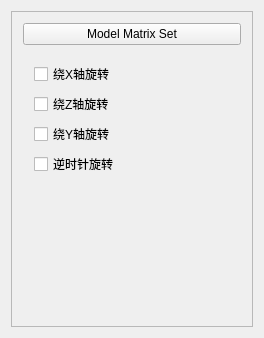
Old version of the form UI/MyControlWidget.ui in the repository linyun0/LearnOpenGL.
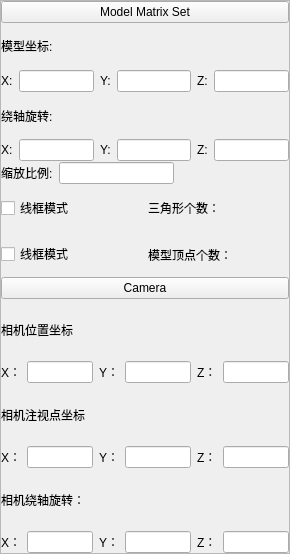
New version of the form.

```diff
--- a/UI/MyControlWidget.ui
+++ b/UI/MyControlWidget.ui
@@ -6,16 +6,46 @@
    <rect>
     <x>0</x>
     <y>0</y>
-    <width>264</width>
-    <height>338</height>
+    <width>290</width>
+    <height>554</height>
    </rect>
   </property>
+  <property name="sizePolicy">
+   <sizepolicy hsizetype="Preferred" vsizetype="Preferred">
+    <horstretch>0</horstretch>
+    <verstretch>0</verstretch>
+   </sizepolicy>
+  </property>
   <property name="windowTitle">
    <string>MyControlWidget</string>
   </property>
-  <layout class="QVBoxLayout" name="verticalLayout">
+  <layout class="QVBoxLayout" name="verticalLayout_2">
+   <property name="spacing">
+    <number>0</number>
+   </property>
+   <property name="sizeConstraint">
+    <enum>QLayout::SetDefaultConstraint</enum>
+   </property>
+   <property name="leftMargin">
+    <number>0</number>
+   </property>
+   <property name="topMargin">
+    <number>0</number>
+   </property>
+   <property name="rightMargin">
+    <number>0</number>
+   </property>
+   <property name="bottomMargin">
+    <number>0</number>
+   </property>
    <item>
     <widget class="QScrollArea" name="scrollArea">
+     <property name="sizePolicy">
+      <sizepolicy hsizetype="Preferred" vsizetype="Expanding">
+       <horstretch>0</horstretch>
+       <verstretch>0</verstretch>
+      </sizepolicy>
+     </property>
      <property name="widgetResizable">
       <bool>true</bool>
      </property>
@@ -24,11 +54,26 @@
        <rect>
         <x>0</x>
         <y>0</y>
-        <width>244</width>
-        <height>318</height>
+        <width>288</width>
+        <height>552</height>
        </rect>
       </property>
       <layout class="QVBoxLayout" name="verticalLayout_3">
+       <property name="spacing">
+        <number>0</number>
+       </property>
+       <property name="leftMargin">
+        <number>0</number>
+       </property>
+       <property name="topMargin">
+        <number>0</number>
+       </property>
+       <property name="rightMargin">
+        <number>0</number>
+       </property>
+       <property name="bottomMargin">
+        <number>0</number>
+       </property>
        <item>
         <widget class="QPushButton" name="ModelMatrixSetPushButton">
          <property name="text">
@@ -38,47 +83,406 @@
        </item>
        <item>
         <widget class="QWidget" name="ModelWidget" native="true">
-         <layout class="QVBoxLayout" name="verticalLayout_2">
+         <layout class="QVBoxLayout" name="verticalLayout">
+          <property name="spacing">
+           <number>1</number>
+          </property>
+          <property name="sizeConstraint">
+           <enum>QLayout::SetDefaultConstraint</enum>
+          </property>
+          <property name="leftMargin">
+           <number>0</number>
+          </property>
+          <property name="topMargin">
+           <number>0</number>
+          </property>
+          <property name="rightMargin">
+           <number>0</number>
+          </property>
+          <property name="bottomMargin">
+           <number>0</number>
+          </property>
           <item>
-           <widget class="QCheckBox" name="ModelRotateXCheckBox">
-            <property name="text">
-             <string>绕X轴旋转</string>
+           <layout class="QHBoxLayout" name="horizontalLayout">
+            <property name="sizeConstraint">
+             <enum>QLayout::SetDefaultConstraint</enum>
             </property>
-           </widget>
+            <item>
+             <widget class="QLabel" name="testLabel_2">
+              <property name="text">
+               <string>模型坐标:</string>
+              </property>
+             </widget>
+            </item>
+            <item>
+             <spacer name="horizontalSpacer">
+              <property name="orientation">
+               <enum>Qt::Horizontal</enum>
+              </property>
+              <property name="sizeHint" stdset="0">
+               <size>
+                <width>58</width>
+                <height>20</height>
+               </size>
+              </property>
+             </spacer>
+            </item>
+           </layout>
           </item>
           <item>
-           <widget class="QCheckBox" name="ModelRotateZCheckBox">
-            <property name="text">
-             <string>绕Z轴旋转</string>
+           <layout class="QHBoxLayout" name="horizontalLayout_2">
+            <property name="sizeConstraint">
+             <enum>QLayout::SetDefaultConstraint</enum>
             </property>
-           </widget>
+            <item>
+             <widget class="QLabel" name="testLabel_3">
+              <property name="text">
+               <string>X:</string>
+              </property>
+             </widget>
+            </item>
+            <item>
+             <widget class="QLineEdit" name="ModelIndexX"/>
+            </item>
+            <item>
+             <widget class="QLabel" name="testLabel_4">
+              <property name="text">
+               <string>Y:</string>
+              </property>
+             </widget>
+            </item>
+            <item>
+             <widget class="QLineEdit" name="ModelIndexY"/>
+            </item>
+            <item>
+             <widget class="QLabel" name="testLabel_5">
+              <property name="text">
+               <string>Z:</string>
+              </property>
+             </widget>
+            </item>
+            <item>
+             <widget class="QLineEdit" name="ModelIndexZ"/>
+            </item>
+           </layout>
           </item>
           <item>
-           <widget class="QCheckBox" name="ModelRotateYCheckBox">
-            <property name="text">
-             <string>绕Y轴旋转</string>
+           <layout class="QHBoxLayout" name="horizontalLayout_3">
+            <property name="sizeConstraint">
+             <enum>QLayout::SetDefaultConstraint</enum>
             </property>
-           </widget>
+            <item>
+             <widget class="QLabel" name="testLabel_6">
+              <property name="text">
+               <string>绕轴旋转:</string>
+              </property>
+             </widget>
+            </item>
+            <item>
+             <spacer name="horizontalSpacer_2">
+              <property name="orientation">
+               <enum>Qt::Horizontal</enum>
+              </property>
+              <property name="sizeHint" stdset="0">
+               <size>
+                <width>58</width>
+                <height>20</height>
+               </size>
+              </property>
+             </spacer>
+            </item>
+           </layout>
           </item>
           <item>
-           <widget class="QCheckBox" name="checkBox_4">
-            <property name="text">
-             <string>逆时针旋转</string>
+           <layout class="QHBoxLayout" name="horizontalLayout_4">
+            <property name="sizeConstraint">
+             <enum>QLayout::SetDefaultConstraint</enum>
             </property>
-           </widget>
+            <item>
+             <widget class="QLabel" name="testLabel_8">
+              <property name="text">
+               <string>X:</string>
+              </property>
+             </widget>
+            </item>
+            <item>
+             <widget class="QLineEdit" name="ModelRoateX"/>
+            </item>
+            <item>
+             <widget class="QLabel" name="testLabel_7">
+              <property name="text">
+               <string>Y:</string>
+              </property>
+             </widget>
+            </item>
+            <item>
+             <widget class="QLineEdit" name="ModelRoateY"/>
+            </item>
+            <item>
+             <widget class="QLabel" name="testLabel_9">
+              <property name="text">
+               <string>Z:</string>
+              </property>
+             </widget>
+            </item>
+            <item>
+             <widget class="QLineEdit" name="ModelRoateZ"/>
+            </item>
+           </layout>
           </item>
           <item>
-           <spacer name="verticalSpacer">
-            <property name="orientation">
-             <enum>Qt::Vertical</enum>
+           <layout class="QHBoxLayout" name="horizontalLayout_5">
+            <property name="sizeConstraint">
+             <enum>QLayout::SetDefaultConstraint</enum>
             </property>
-            <property name="sizeHint" stdset="0">
-             <size>
-              <width>20</width>
-              <height>40</height>
-             </size>
+            <item>
+             <widget class="QLabel" name="testLabel_10">
+              <property name="text">
+               <string>缩放比例:</string>
+              </property>
+             </widget>
+            </item>
+            <item>
+             <widget class="QLineEdit" name="ModelScale"/>
+            </item>
+            <item>
+             <spacer name="horizontalSpacer_3">
+              <property name="orientation">
+               <enum>Qt::Horizontal</enum>
+              </property>
+              <property name="sizeHint" stdset="0">
+               <size>
+                <width>36</width>
+                <height>20</height>
+               </size>
+              </property>
+             </spacer>
+            </item>
+           </layout>
+          </item>
+          <item>
+           <layout class="QHBoxLayout" name="horizontalLayout_6">
+            <property name="sizeConstraint">
+             <enum>QLayout::SetDefaultConstraint</enum>
             </property>
-           </spacer>
+            <item>
+             <widget class="QCheckBox" name="ModelLineModelCheckBox">
+              <property name="text">
+               <string>线框模式</string>
+              </property>
+             </widget>
+            </item>
+            <item>
+             <widget class="QLabel" name="ModelLineModelLabel">
+              <property name="text">
+               <string>三角形个数：</string>
+              </property>
+             </widget>
+            </item>
+           </layout>
+          </item>
+          <item>
+           <layout class="QHBoxLayout" name="horizontalLayout_7">
+            <item>
+             <widget class="QCheckBox" name="ModelPointModelCheckBox">
+              <property name="text">
+               <string>线框模式</string>
+              </property>
+             </widget>
+            </item>
+            <item>
+             <widget class="QLabel" name="ModelModPointelLabel">
+              <property name="text">
+               <string>模型顶点个数：</string>
+              </property>
+             </widget>
+            </item>
+           </layout>
+          </item>
+         </layout>
+        </widget>
+       </item>
+       <item>
+        <widget class="QPushButton" name="CameraPushButton">
+         <property name="text">
+          <string>Camera</string>
+         </property>
+        </widget>
+       </item>
+       <item>
+        <widget class="QWidget" name="CameraWidget" native="true">
+         <layout class="QVBoxLayout" name="verticalLayout_6">
+          <property name="spacing">
+           <number>1</number>
+          </property>
+          <property name="leftMargin">
+           <number>0</number>
+          </property>
+          <property name="topMargin">
+           <number>0</number>
+          </property>
+          <property name="rightMargin">
+           <number>0</number>
+          </property>
+          <property name="bottomMargin">
+           <number>0</number>
+          </property>
+          <item>
+           <layout class="QHBoxLayout" name="horizontalLayout_15">
+            <item>
+             <widget class="QLabel" name="label_2">
+              <property name="text">
+               <string>相机位置坐标</string>
+              </property>
+             </widget>
+            </item>
+            <item>
+             <spacer name="horizontalSpacer_4">
+              <property name="orientation">
+               <enum>Qt::Horizontal</enum>
+              </property>
+              <property name="sizeHint" stdset="0">
+               <size>
+                <width>118</width>
+                <height>20</height>
+               </size>
+              </property>
+             </spacer>
+            </item>
+           </layout>
+          </item>
+          <item>
+           <layout class="QHBoxLayout" name="horizontalLayout_16">
+            <item>
+             <widget class="QLabel" name="label_4">
+              <property name="text">
+               <string>X：</string>
+              </property>
+             </widget>
+            </item>
+            <item>
+             <widget class="QLineEdit" name="CameraIndexX"/>
+            </item>
+            <item>
+             <widget class="QLabel" name="label_5">
+              <property name="text">
+               <string>Y：</string>
+              </property>
+             </widget>
+            </item>
+            <item>
+             <widget class="QLineEdit" name="CameraIndexY"/>
+            </item>
+            <item>
+             <widget class="QLabel" name="label_6">
+              <property name="text">
+               <string>Z：</string>
+              </property>
+             </widget>
+            </item>
+            <item>
+             <widget class="QLineEdit" name="CameraIndexZ"/>
+            </item>
+           </layout>
+          </item>
+          <item>
+           <layout class="QHBoxLayout" name="horizontalLayout_17">
+            <item>
+             <widget class="QLabel" name="label_13">
+              <property name="text">
+               <string>相机注视点坐标</string>
+              </property>
+             </widget>
+            </item>
+            <item>
+             <spacer name="horizontalSpacer_9">
+              <property name="orientation">
+               <enum>Qt::Horizontal</enum>
+              </property>
+              <property name="sizeHint" stdset="0">
+               <size>
+                <width>118</width>
+                <height>20</height>
+               </size>
+              </property>
+             </spacer>
+            </item>
+           </layout>
+          </item>
+          <item>
+           <layout class="QHBoxLayout" name="horizontalLayout_18">
+            <item>
+             <widget class="QLabel" name="label_16">
+              <property name="text">
+               <string>X：</string>
+              </property>
+             </widget>
+            </item>
+            <item>
+             <widget class="QLineEdit" name="CameraTargetX"/>
+            </item>
+            <item>
+             <widget class="QLabel" name="label_14">
+              <property name="text">
+               <string>Y：</string>
+              </property>
+             </widget>
+            </item>
+            <item>
+             <widget class="QLineEdit" name="CameraTargetY"/>
+            </item>
+            <item>
+             <widget class="QLabel" name="label_15">
+              <property name="text">
+               <string>Z：</string>
+              </property>
+             </widget>
+            </item>
+            <item>
+             <widget class="QLineEdit" name="CameraTargetZ"/>
+            </item>
+           </layout>
+          </item>
+          <item>
+           <widget class="QLabel" name="label_17">
+            <property name="text">
+             <string>相机绕轴旋转：</string>
+            </property>
+           </widget>
+          </item>
+          <item>
+           <layout class="QHBoxLayout" name="horizontalLayout_19">
+            <item>
+             <widget class="QLabel" name="label_18">
+              <property name="text">
+               <string>X：</string>
+              </property>
+             </widget>
+            </item>
+            <item>
+             <widget class="QLineEdit" name="CameraRoateX"/>
+            </item>
+            <item>
+             <widget class="QLabel" name="label_19">
+              <property name="text">
+               <string>Y：</string>
+              </property>
+             </widget>
+            </item>
+            <item>
+             <widget class="QLineEdit" name="CameraRoateY"/>
+            </item>
+            <item>
+             <widget class="QLabel" name="label_20">
+              <property name="text">
+               <string>Z：</string>
+              </property>
+             </widget>
+            </item>
+            <item>
+             <widget class="QLineEdit" name="CameraRoateZ"/>
+            </item>
+           </layout>
           </item>
          </layout>
         </widget>
```
